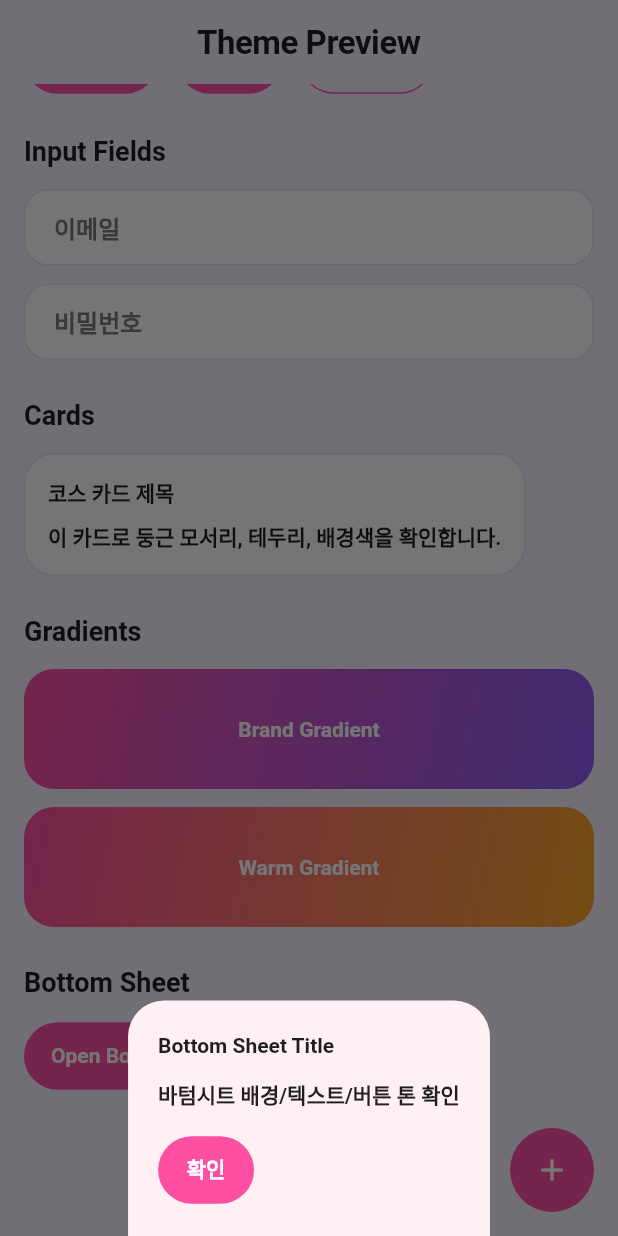
After one commit to JIKYUNGHEE/Deco, a Flutter app: the screen it shows after launch, scrolled down 248 dp, after a tap on "Open Bottom Sheet", on a phone screen of 412 x 824 dp. The commit adds this screen. Run offline on Flutter 3.47's test engine with Material 3 defaults, Android fonts, the light colour scheme and no system bars; our stand-ins replace go_router; Roboto replaces fonts that are missing (Cafe24SsurroundAir).

Commit message:
feat: 테마, 폰트 적용

```diff
--- a/lib/main.dart
+++ b/lib/main.dart
@@ -1,12 +1,14 @@
 import 'package:deco/config/app_state.dart';
 import 'package:deco/routing/router.dart';
+import 'package:deco/ui/core/themes/deco_theme.dart';
 import 'package:flutter/material.dart';
 import 'package:provider/provider.dart';
 
 void main() {
-  runApp(
-    ChangeNotifierProvider(create: (_) => AppState(), child: const MyApp()),
-  );
+  final appState = AppState();
+  initRouter(appState);
+
+  runApp(ChangeNotifierProvider.value(value: appState, child: const MyApp()));
 }
 
 class MyApp extends StatelessWidget {
@@ -15,15 +17,13 @@ class MyApp extends StatelessWidget {
   // This widget is the root of your application.
   @override
   Widget build(BuildContext context) {
-    final appState = context.watch<AppState>();
-    final router = createRouter(appState);
-
     return MaterialApp.router(
-      routerConfig: router,
+      routerConfig: appRouter,
       title: 'Flutter Demo',
-      theme: ThemeData(
-        colorScheme: ColorScheme.fromSeed(seedColor: Colors.deepPurple),
-      ),
+      theme: DecoTheme.light(),
+      darkTheme: DecoTheme.dark(),
+      themeMode: ThemeMode.system,
+      themeAnimationDuration: Duration.zero,
     );
   }
 }
--- a/lib/routing/router.dart
+++ b/lib/routing/router.dart
@@ -2,6 +2,7 @@ import 'package:deco/config/app_state.dart';
 import 'package:deco/ui/calendar/calendar_screen.dart';
 import 'package:deco/ui/connect/connect_screen.dart';
 import 'package:deco/ui/core/ui/frame_page.dart';
+import 'package:deco/ui/debug/theme_preview_page.dart';
 import 'package:deco/ui/home/home_screen.dart';
 import 'package:deco/ui/login/login_screen.dart';
 import 'package:deco/ui/mypage/mypage_screen.dart';
@@ -23,13 +24,22 @@ final GlobalKey<NavigatorState> _calenderTabNavigatorKey =
 final GlobalKey<NavigatorState> _mypageTabNavigatorKey =
     GlobalKey<NavigatorState>(debugLabel: 'mypageTab');
 
+late final GoRouter appRouter;
+
+void initRouter(AppState appState) {
+  appRouter = createRouter(appState);
+}
+
+
 GoRouter createRouter(AppState appState) {
   return GoRouter(
     navigatorKey: _rootNavigatorKey,
-    initialLocation: '/onboarding',
+    initialLocation: '/theme',
     refreshListenable: appState,
     redirect: (context, state) {
       final loc = state.matchedLocation;
+
+      if(loc == '/theme') return null;
 
       final inOnboarding = loc == '/onboarding';
       final inLogin = loc == '/login';
@@ -56,6 +66,7 @@ GoRouter createRouter(AppState appState) {
       return null;
     },
     routes: [
+      GoRoute(path: '/theme', builder: (context, state) => ThemePreviewPage()),
       GoRoute(path: '/onboarding', builder: (context, state) => Onboarding()),
       GoRoute(path: '/login', builder: (context, state) => LoginScreen()),
       GoRoute(path: '/connect', builder: (context, state) => ConnectScreen()),
--- /dev/null
+++ b/lib/ui/core/themes/app_colors.dart
@@ -0,0 +1,48 @@
+import 'package:flutter/material.dart';
+
+class AppColors {
+  // Brand
+  static const primary = Color(0xFFFF4FA3); // 핑크(메인 버튼/포인트)
+  static const secondary = Color(0xFF8B5CF6); // 퍼플(서브 포인트)
+
+  // Accent (홈 카드들에 보이는 주황 계열)
+  static const accentOrange = Color(0xFFFFA62B);
+
+  // Background / Surface
+  static const bg = Color(0xFFF6F2FF); // 연보라 톤 배경
+  static const surface = Colors.white;
+
+  // Text
+  static const text = Color(0xFF1F1F1F);
+  static const subText = Color(0xFF6B6B6B);
+
+  // Border
+  static const border = Color(0xFFE7E1F3);
+
+  // ===== Dark Palette =====
+  static const darkBg = Color(0xFF0F0C18);       // 아주 진한 보라빛 블랙
+  static const darkSurface = Color(0xFF181226);  // 카드/시트 배경
+  static const darkText = Color(0xFFF4F2FF);     // 본문 텍스트
+  static const darkSubText = Color(0xFFB9B4C9);  // 보조 텍스트
+  static const darkBorder = Color(0xFF2A223A);   // 테두리
+
+  // 다크에서 쓰기 좋은 그라데이션(조금 더 딥하게)
+  static const darkBrandGradient = LinearGradient(
+    begin: Alignment.topLeft,
+    end: Alignment.bottomRight,
+    colors: [primary, secondary],
+  );
+
+  // Gradients
+  static const brandGradient = LinearGradient(
+    begin: Alignment.topLeft,
+    end: Alignment.bottomRight,
+    colors: [primary, secondary],
+  );
+
+  static const warmGradient = LinearGradient(
+    begin: Alignment.topLeft,
+    end: Alignment.bottomRight,
+    colors: [primary, accentOrange],
+  );
+}
--- /dev/null
+++ b/lib/ui/core/themes/deco_text_theme.dart
@@ -0,0 +1,93 @@
+import 'package:flutter/material.dart';
+
+class DecoTextTheme {
+  static TextTheme create({
+    required TextTheme base,
+    required String fontFamily,
+    required Color color,
+  }) {
+    TextStyle? s(TextStyle? t) => t?.copyWith(fontFamily: fontFamily, color: color);
+
+    return base.copyWith(
+      // 큰 타이틀
+      headlineLarge: s(base.headlineLarge)?.copyWith(
+        fontSize: 30,
+        fontWeight: FontWeight.w700,
+        height: 1.12,
+        letterSpacing: -0.4,
+      ),
+
+      // 섹션 타이틀
+      headlineMedium: s(base.headlineMedium)?.copyWith(
+        fontSize: 24,
+        fontWeight: FontWeight.w700,
+        height: 1.15,
+        letterSpacing: -0.3,
+      ),
+
+      // 앱바/화면 타이틀
+      titleLarge: s(base.titleLarge)?.copyWith(
+        fontSize: 22,
+        fontWeight: FontWeight.w700,
+        height: 1.2,
+        letterSpacing: -0.3,
+      ),
+
+      // 카드/리스트 타이틀
+      titleMedium: s(base.titleMedium)?.copyWith(
+        fontSize: 17,
+        fontWeight: FontWeight.w700,
+        height: 1.25,
+        letterSpacing: -0.1,
+      ),
+
+      // 서브 타이틀
+      titleSmall: s(base.titleSmall)?.copyWith(
+        fontSize: 14,
+        fontWeight: FontWeight.w600,
+        height: 1.25,
+        letterSpacing: 0.0,
+      ),
+
+      // 본문
+      bodyLarge: s(base.bodyLarge)?.copyWith(
+        fontSize: 16,
+        fontWeight: FontWeight.w600,
+        height: 1.42,
+        letterSpacing: 0.0,
+      ),
+      bodyMedium: s(base.bodyMedium)?.copyWith(
+        fontSize: 14,
+        fontWeight: FontWeight.w600,
+        height: 1.42,
+        letterSpacing: 0.0,
+      ),
+      bodySmall: s(base.bodySmall)?.copyWith(
+        fontSize: 12,
+        fontWeight: FontWeight.w600,
+        height: 1.3,
+        letterSpacing: 0.1,
+      ),
+
+      // 라벨
+      labelLarge: s(base.labelLarge)?.copyWith(
+        fontSize: 14,
+        fontWeight: FontWeight.w700,
+        height: 1.2,
+        letterSpacing: 0.0,
+      ),
+      labelMedium: s(base.labelMedium)?.copyWith(
+        fontSize: 12,
+        fontWeight: FontWeight.w700,
+        height: 1.2,
+        letterSpacing: 0.1,
+      ),
+      labelSmall: s(base.labelSmall)?.copyWith(
+        fontSize: 11,
+        fontWeight: FontWeight.w700,
+        height: 1.15,
+        letterSpacing: 0.1,
+      ),
+    );
+  }
+}
--- /dev/null
+++ b/lib/ui/core/themes/deco_theme.dart
@@ -0,0 +1,266 @@
+import 'package:deco/ui/core/themes/app_colors.dart';
+import 'package:flutter/material.dart';
+
+import 'deco_text_theme.dart';
+
+class DecoTheme {
+  static ThemeData light() {
+    final typo = Typography.material2021();
+    final baseText = typo.black;
+
+    final colorScheme = ColorScheme.fromSeed(
+      seedColor: AppColors.primary,
+      brightness: Brightness.light,
+      primary: AppColors.primary,
+      secondary: AppColors.secondary,
+      surface: AppColors.surface,
+      background: AppColors.bg,
+    );
+
+    final textTheme = DecoTextTheme.create(
+      base: baseText,
+      fontFamily: 'Cafe24SsurroundAir',
+      color: AppColors.text,
+    );
+
+    return ThemeData(
+      useMaterial3: true,
+      typography: typo,
+      fontFamily: 'Cafe24SsurroundAir',
+      colorScheme: colorScheme,
+      scaffoldBackgroundColor: AppColors.bg,
+
+      textTheme: textTheme,
+      primaryTextTheme: textTheme,
+
+      appBarTheme: AppBarTheme(
+        backgroundColor: Colors.transparent,
+        elevation: 0,
+        centerTitle: true,
+        foregroundColor: AppColors.text,
+        surfaceTintColor: Colors.transparent,
+        titleTextStyle: textTheme.titleLarge,
+      ),
+
+      cardTheme: CardThemeData(
+        color: AppColors.surface,
+        elevation: 0,
+        shape: RoundedRectangleBorder(
+          borderRadius: BorderRadius.circular(20),
+          side: const BorderSide(color: AppColors.border),
+        ),
+        margin: EdgeInsets.zero,
+      ),
+
+      dividerTheme: const DividerThemeData(
+        color: AppColors.border,
+        thickness: 1,
+        space: 1,
+      ),
+
+      inputDecorationTheme: InputDecorationTheme(
+        filled: true,
+        fillColor: AppColors.surface,
+        contentPadding: const EdgeInsets.symmetric(
+          horizontal: 16,
+          vertical: 14,
+        ),
+        hintStyle: TextStyle(color: AppColors.subText.withOpacity(0.8)),
+        labelStyle: TextStyle(color: AppColors.subText.withOpacity(0.9)),
+        enabledBorder: OutlineInputBorder(
+          borderRadius: BorderRadius.circular(16),
+          borderSide: const BorderSide(color: AppColors.border),
+        ),
+        focusedBorder: OutlineInputBorder(
+          borderRadius: BorderRadius.circular(16),
+          borderSide: BorderSide(
+            color: AppColors.primary.withOpacity(0.9),
+            width: 1.5,
+          ),
+        ),
+      ),
+
+      elevatedButtonTheme: ElevatedButtonThemeData(
+        style: ElevatedButton.styleFrom(
+          backgroundColor: AppColors.primary,
+          foregroundColor: Colors.white,
+          elevation: 0,
+          padding: const EdgeInsets.symmetric(horizontal: 18, vertical: 14),
+          shape: RoundedRectangleBorder(
+            borderRadius: BorderRadius.circular(999),
+          ),
+          textStyle: textTheme.labelLarge,
+        ),
+      ),
+      filledButtonTheme: FilledButtonThemeData(
+        style: FilledButton.styleFrom(
+          backgroundColor: AppColors.primary,
+          foregroundColor: Colors.white,
+          padding: const EdgeInsets.symmetric(horizontal: 18, vertical: 14),
+          shape: RoundedRectangleBorder(
+            borderRadius: BorderRadius.circular(999),
+          ),
+          textStyle: textTheme.labelLarge,
+        ),
+      ),
+      outlinedButtonTheme: OutlinedButtonThemeData(
+        style: OutlinedButton.styleFrom(
+          foregroundColor: AppColors.primary,
+          side: const BorderSide(color: AppColors.primary),
+          padding: const EdgeInsets.symmetric(horizontal: 18, vertical: 14),
+          shape: RoundedRectangleBorder(
+            borderRadius: BorderRadius.circular(999),
+          ),
+          textStyle: textTheme.labelLarge,
+        ),
+      ),
+
+      // 하단 네비(아이콘/라벨 톤)
+      bottomNavigationBarTheme: const BottomNavigationBarThemeData(
+        backgroundColor: Colors.white,
+        elevation: 0,
+        selectedItemColor: AppColors.primary,
+        unselectedItemColor: AppColors.subText,
+        type: BottomNavigationBarType.fixed,
+      ),
+
+      // FAB
+      floatingActionButtonTheme: const FloatingActionButtonThemeData(
+        backgroundColor: AppColors.primary,
+        foregroundColor: Colors.white,
+        elevation: 0,
+        shape: CircleBorder(),
+      ),
+    );
+  }
+
+  static ThemeData dark() {
+    final typo = Typography.material2021();
+    final baseText = typo.white;
+
+
+    final colorScheme = ColorScheme.fromSeed(
+      seedColor: AppColors.primary,
+      brightness: Brightness.dark,
+      primary: AppColors.primary,
+      secondary: AppColors.secondary,
+      surface: AppColors.darkSurface,
+      background: AppColors.darkBg,
+    );
+
+    final textTheme = DecoTextTheme.create(
+      base: baseText,
+      fontFamily: 'Cafe24SsurroundAir',
+      color: AppColors.darkText,
+    );
+
+    return ThemeData(
+      useMaterial3: true,
+      typography: typo,
+      colorScheme: colorScheme,
+
+      fontFamily: 'Cafe24SsurroundAir',
+      textTheme: textTheme,
+      primaryTextTheme: textTheme,
+
+      scaffoldBackgroundColor: AppColors.darkBg,
+
+      appBarTheme: AppBarTheme(
+        backgroundColor: Colors.transparent,
+        elevation: 0,
+        centerTitle: true,
+        foregroundColor: AppColors.darkText,
+        surfaceTintColor: Colors.transparent,
+        titleTextStyle: textTheme.titleLarge,
+      ),
+
+      cardTheme: CardThemeData(
+        color: AppColors.darkSurface,
+        elevation: 0,
+        shape: RoundedRectangleBorder(
+          borderRadius: BorderRadius.circular(20),
+          side: const BorderSide(color: AppColors.darkBorder),
+        ),
+        margin: EdgeInsets.zero,
+      ),
+
+      dividerTheme: const DividerThemeData(
+        color: AppColors.darkBorder,
+        thickness: 1,
+        space: 1,
+      ),
+
+      inputDecorationTheme: InputDecorationTheme(
+        filled: true,
+        fillColor: AppColors.darkSurface,
+        contentPadding: const EdgeInsets.symmetric(
+          horizontal: 16,
+          vertical: 14,
+        ),
+        hintStyle: TextStyle(color: AppColors.darkSubText.withOpacity(0.9)),
+        labelStyle: TextStyle(color: AppColors.darkSubText.withOpacity(0.95)),
+        enabledBorder: OutlineInputBorder(
+          borderRadius: BorderRadius.circular(16),
+          borderSide: const BorderSide(color: AppColors.darkBorder),
+        ),
+        focusedBorder: OutlineInputBorder(
+          borderRadius: BorderRadius.circular(16),
+          borderSide: BorderSide(
+            color: AppColors.primary.withOpacity(0.95),
+            width: 1.5,
+          ),
+        ),
+      ),
+
+      elevatedButtonTheme: ElevatedButtonThemeData(
+        style: ElevatedButton.styleFrom(
+          backgroundColor: AppColors.primary,
+          foregroundColor: Colors.white,
+          elevation: 0,
+          padding: const EdgeInsets.symmetric(horizontal: 18, vertical: 14),
+          shape: RoundedRectangleBorder(
+            borderRadius: BorderRadius.circular(999),
+          ),
+          textStyle: textTheme.labelLarge,
+        ),
+      ),
+      filledButtonTheme: FilledButtonThemeData(
+        style: FilledButton.styleFrom(
+          backgroundColor: AppColors.primary,
+          foregroundColor: Colors.white,
+          padding: const EdgeInsets.symmetric(horizontal: 18, vertical: 14),
+          shape: RoundedRectangleBorder(
+            borderRadius: BorderRadius.circular(999),
+          ),
+          textStyle: textTheme.labelLarge,
+        ),
+      ),
+      outlinedButtonTheme: OutlinedButtonThemeData(
+        style: OutlinedButton.styleFrom(
+          foregroundColor: AppColors.primary,
+          side: const BorderSide(color: AppColors.primary),
+          padding: const EdgeInsets.symmetric(horizontal: 18, vertical: 14),
+          shape: RoundedRectangleBorder(
+            borderRadius: BorderRadius.circular(999),
+          ),
+          textStyle: textTheme.labelLarge,
+        ),
+      ),
+
+      bottomNavigationBarTheme: const BottomNavigationBarThemeData(
+        backgroundColor: AppColors.darkSurface,
+        elevation: 0,
+        selectedItemColor: AppColors.primary,
+        unselectedItemColor: AppColors.darkSubText,
+        type: BottomNavigationBarType.fixed,
+      ),
+
+      floatingActionButtonTheme: const FloatingActionButtonThemeData(
+        backgroundColor: AppColors.primary,
+        foregroundColor: Colors.white,
+        elevation: 0,
+        shape: CircleBorder(),
+      ),
+    );
+  }
+}
--- /dev/null
+++ b/lib/ui/debug/theme_preview_page.dart
@@ -0,0 +1,154 @@
+import 'package:flutter/material.dart';
+import '../core/themes/app_colors.dart';
+
+class ThemePreviewPage extends StatelessWidget {
+  const ThemePreviewPage({super.key});
+
+  @override
+  Widget build(BuildContext context) {
+    return Scaffold(
+      appBar: AppBar(title: const Text('Theme Preview')),
+      body: SingleChildScrollView(
+        padding: const EdgeInsets.all(16),
+        child: Column(
+          crossAxisAlignment: CrossAxisAlignment.start,
+          children: [
+            _section('Text Styles'),
+            const SizedBox(height: 8),
+            Text('Title Large, 제목 라지', style: Theme.of(context).textTheme.titleLarge),
+            Text('Title Medium, 제목 미디엄', style: Theme.of(context).textTheme.titleMedium),
+            Text('Body Large, 바디 라지', style: Theme.of(context).textTheme.bodyLarge),
+            Text('Body Medium, 바디 미디엄', style: Theme.of(context).textTheme.bodyMedium),
+
+            const SizedBox(height: 24),
+            _section('Buttons'),
+            const SizedBox(height: 12),
+            Wrap(
+              spacing: 12,
+              runSpacing: 12,
+              children: [
+                ElevatedButton(
+                  onPressed: () {},
+                  child: const Text('Elevated'),
+                ),
+                FilledButton(
+                  onPressed: () {},
+                  child: const Text('Filled'),
+                ),
+                OutlinedButton(
+                  onPressed: () {},
+                  child: const Text('Outlined'),
+                ),
+              ],
+            ),
+
+            const SizedBox(height: 24),
+            _section('Input Fields'),
+            const SizedBox(height: 12),
+            const TextField(
+              decoration: InputDecoration(
+                labelText: '이메일',
+                hintText: 'example@email.com',
+              ),
+            ),
+            const SizedBox(height: 12),
+            const TextField(
+              obscureText: true,
+              decoration: InputDecoration(
+                labelText: '비밀번호',
+              ),
+            ),
+
+            const SizedBox(height: 24),
+            _section('Cards'),
+            const SizedBox(height: 12),
+            Card(
+              child: Padding(
+                padding: const EdgeInsets.all(16),
+                child: Column(
+                  crossAxisAlignment: CrossAxisAlignment.start,
+                  children: const [
+                    Text('코스 카드 제목', style: TextStyle(fontWeight: FontWeight.bold)),
+                    SizedBox(height: 8),
+                    Text('이 카드로 둥근 모서리, 테두리, 배경색을 확인합니다.'),
+                  ],
+                ),
+              ),
+            ),
+
+            const SizedBox(height: 24),
+            _section('Gradients'),
+            const SizedBox(height: 12),
+            _gradientBox(AppColors.brandGradient, 'Brand Gradient'),
+            const SizedBox(height: 12),
+            _gradientBox(AppColors.warmGradient, 'Warm Gradient'),
+
+            const SizedBox(height: 24),
+            _section('Bottom Sheet'),
+            const SizedBox(height: 12),
+            ElevatedButton(
+              onPressed: () {
+                showModalBottomSheet(
+                  context: context,
+                  shape: const RoundedRectangleBorder(
+                    borderRadius: BorderRadius.vertical(top: Radius.circular(24)),
+                  ),
+                  builder: (_) => Padding(
+                    padding: const EdgeInsets.all(20),
+                    child: Column(
+                      mainAxisSize: MainAxisSize.min,
+                      crossAxisAlignment: CrossAxisAlignment.start,
+                      children: [
+                        const Text('Bottom Sheet Title',
+                            style: TextStyle(fontWeight: FontWeight.bold)),
+                        const SizedBox(height: 12),
+                        const Text('바텀시트 배경/텍스트/버튼 톤 확인'),
+                        const SizedBox(height: 16),
+                        FilledButton(
+                          onPressed: () => Navigator.pop(context),
+                          child: const Text('확인'),
+                        ),
+                      ],
+                    ),
+                  ),
+                );
+              },
+              child: const Text('Open Bottom Sheet'),
+            ),
+
+            const SizedBox(height: 80),
+          ],
+        ),
+      ),
+      floatingActionButton: FloatingActionButton(
+        onPressed: () {},
+        child: const Icon(Icons.add),
+      ),
+    );
+  }
+
+  Widget _section(String title) {
+    return Text(
+      title,
+      style: const TextStyle(fontSize: 18, fontWeight: FontWeight.bold),
+    );
+  }
+
+  Widget _gradientBox(Gradient gradient, String label) {
+    return Container(
+      height: 80,
+      decoration: BoxDecoration(
+        gradient: gradient,
+        borderRadius: BorderRadius.circular(20),
+      ),
+      alignment: Alignment.center,
+      child: Text(
+        label,
+        style: const TextStyle(
+          color: Colors.white,
+          fontWeight: FontWeight.bold,
+        ),
+      ),
+    );
+  }
+}
```
Also changed, not shown: pubspec.yaml (+6 -2 lines), 1 other file.
